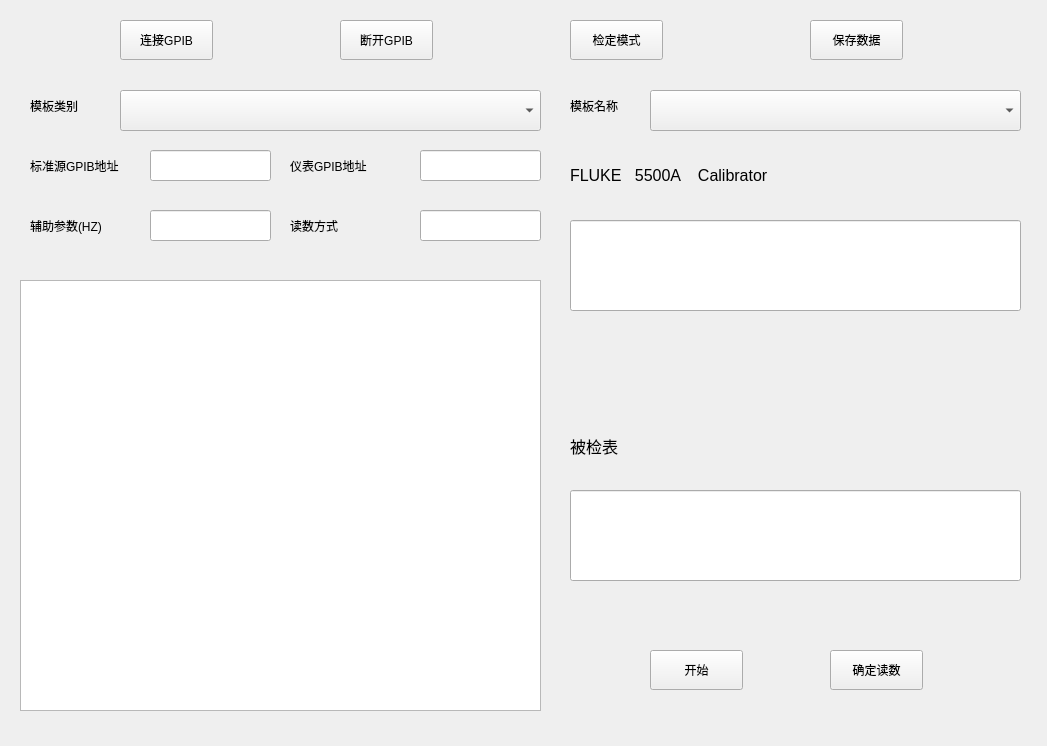
Above: frminspect/frminspectproject.ui from richardzjq/instrument_correction before the change. Below: the same form after it.
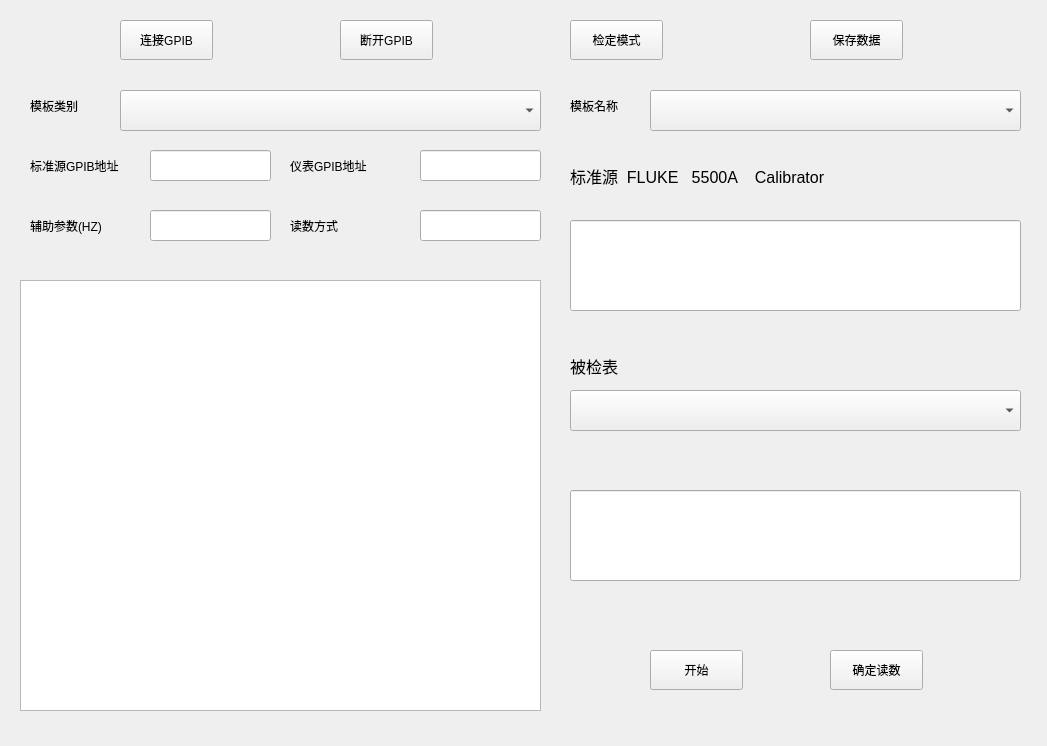
That is the form after the change.

```diff
--- a/frminspect/frminspectproject.ui
+++ b/frminspect/frminspectproject.ui
@@ -206,7 +206,7 @@
     </font>
    </property>
    <property name="text">
-    <string>FLUKE   5500A    Calibrator</string>
+    <string>标准源  FLUKE   5500A    Calibrator</string>
    </property>
   </widget>
   <widget class="QLineEdit" name="lineEdit_standard_source">
@@ -233,7 +233,7 @@
    <property name="geometry">
     <rect>
      <x>570</x>
-     <y>430</y>
+     <y>350</y>
      <width>391</width>
      <height>31</height>
     </rect>
@@ -341,6 +341,16 @@
     <string>仪表GPIB地址</string>
    </property>
   </widget>
+  <widget class="QComboBox" name="comboBox_checked_instrument_type">
+   <property name="geometry">
+    <rect>
+     <x>570</x>
+     <y>390</y>
+     <width>451</width>
+     <height>41</height>
+    </rect>
+   </property>
+  </widget>
  </widget>
  <resources/>
  <connections/>
```
Left out of the diff: 2 changed lines with no effect on the pictures.
